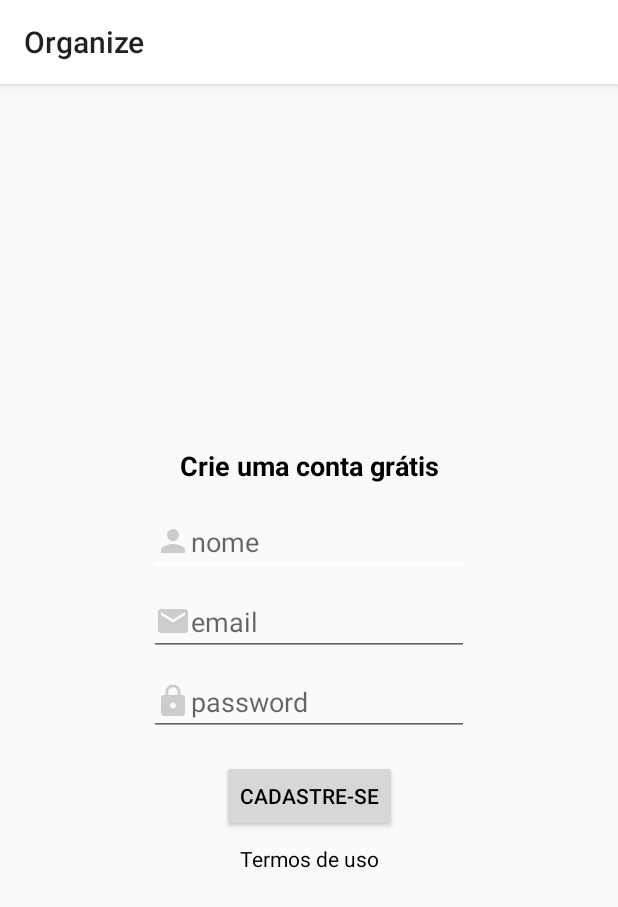
After one commit to AndrewMarques2018/Organize-Aplicativo-Android, an Android app: the CadastroActivity screen opened directly, with no data from a screen before it, on a phone screen of 412 x 824 dp. The commit adds this screen. Shown: the top 907 px of the screen. Run offline under Robolectric (Android 15) with nearby library versions, the phone set to English and light mode, and no system bars.

Commit message:
Implementacao
Layout Tela Cadastro
Layout Tela Login
Layout Tela intro cadastro

```diff
--- a/Organize/app/build.gradle
+++ b/Organize/app/build.gradle
@@ -38,6 +38,9 @@ dependencies {
 
     implementation 'com.android.support:appcompat-v7:28.0.0'
     implementation 'com.android.support.constraint:constraint-layout:2.0.4'
+    implementation 'androidx.appcompat:appcompat:1.5.1'
+    implementation 'com.google.android.material:material:1.6.1'
+    implementation 'androidx.constraintlayout:constraintlayout:2.1.4'
     testImplementation 'junit:junit:4.13.2'
     androidTestImplementation 'com.android.support.test:runner:1.0.2'
     androidTestImplementation 'com.android.support.test.espresso:espresso-core:3.0.2'
--- /dev/null
+++ b/Organize/app/src/main/java/com/andrewmarques/android/organize/activity/CadastroActivity.java
@@ -0,0 +1,16 @@
+package com.andrewmarques.android.organize.activity;
+
+import androidx.appcompat.app.AppCompatActivity;
+
+import android.os.Bundle;
+
+import com.andrewmarques.android.organize.R;
+
+public class CadastroActivity extends AppCompatActivity {
+
+    @Override
+    protected void onCreate(Bundle savedInstanceState) {
+        super.onCreate(savedInstanceState);
+        setContentView(R.layout.activity_cadastro);
+    }
+}
--- /dev/null
+++ b/Organize/app/src/main/res/drawable/ic_email.xml
@@ -0,0 +1,5 @@
+<vector android:height="24dp" android:tint="@color/colorCinza"
+    android:viewportHeight="24" android:viewportWidth="24"
+    android:width="24dp" xmlns:android="http://schemas.android.com/apk/res/android">
+    <path android:fillColor="@color/colorCinza" android:pathData="M20,4L4,4c-1.1,0 -1.99,0.9 -1.99,2L2,18c0,1.1 0.9,2 2,2h16c1.1,0 2,-0.9 2,-2L22,6c0,-1.1 -0.9,-2 -2,-2zM20,8l-8,5 -8,-5L4,6l8,5 8,-5v2z"/>
+</vector>
--- /dev/null
+++ b/Organize/app/src/main/res/drawable/ic_lock.xml
@@ -0,0 +1,5 @@
+<vector android:height="24dp" android:tint="@color/colorCinza"
+    android:viewportHeight="24" android:viewportWidth="24"
+    android:width="24dp" xmlns:android="http://schemas.android.com/apk/res/android">
+    <path android:fillColor="@color/colorCinza" android:pathData="M18,8h-1L17,6c0,-2.76 -2.24,-5 -5,-5S7,3.24 7,6v2L6,8c-1.1,0 -2,0.9 -2,2v10c0,1.1 0.9,2 2,2h12c1.1,0 2,-0.9 2,-2L20,10c0,-1.1 -0.9,-2 -2,-2zM12,17c-1.1,0 -2,-0.9 -2,-2s0.9,-2 2,-2 2,0.9 2,2 -0.9,2 -2,2zM15.1,8L8.9,8L8.9,6c0,-1.71 1.39,-3.1 3.1,-3.1 1.71,0 3.1,1.39 3.1,3.1v2z"/>
+</vector>
--- /dev/null
+++ b/Organize/app/src/main/res/drawable/ic_person.xml
@@ -0,0 +1,5 @@
+<vector android:height="24dp" android:tint="@color/colorCinza"
+    android:viewportHeight="24" android:viewportWidth="24"
+    android:width="24dp" xmlns:android="http://schemas.android.com/apk/res/android">
+    <path android:fillColor="@color/colorCinza" android:pathData="M12,12c2.21,0 4,-1.79 4,-4s-1.79,-4 -4,-4 -4,1.79 -4,4 1.79,4 4,4zM12,14c-2.67,0 -8,1.34 -8,4v2h16v-2c0,-2.66 -5.33,-4 -8,-4z"/>
+</vector>
--- /dev/null
+++ b/Organize/app/src/main/res/layout/activity_cadastro.xml
@@ -0,0 +1,97 @@
+<?xml version="1.0" encoding="utf-8"?>
+<androidx.constraintlayout.widget.ConstraintLayout xmlns:android="http://schemas.android.com/apk/res/android"
+    xmlns:app="http://schemas.android.com/apk/res-auto"
+    xmlns:tools="http://schemas.android.com/tools"
+    android:layout_width="match_parent"
+    android:layout_height="match_parent"
+    tools:context=".activity.CadastroActivity">
+
+
+    <TextView
+        android:id="@+id/textView9"
+        android:textColor="@color/colorTextSlider"
+        android:layout_width="wrap_content"
+        android:layout_height="wrap_content"
+        android:layout_marginBottom="16dp"
+        android:text="Crie uma conta grátis"
+        android:textSize="18sp"
+        android:textStyle="bold"
+        app:layout_constraintBottom_toTopOf="@+id/editTextTextPersonName"
+        app:layout_constraintEnd_toEndOf="parent"
+        app:layout_constraintHorizontal_bias="0.5"
+        app:layout_constraintStart_toStartOf="parent"
+        app:layout_constraintTop_toTopOf="parent"
+        app:layout_constraintVertical_chainStyle="packed" />
+
+    <EditText
+        android:id="@+id/editTextTextPersonName"
+        android:layout_width="wrap_content"
+        android:layout_height="wrap_content"
+        android:layout_marginBottom="8dp"
+        android:drawableLeft="@drawable/ic_person"
+        android:ems="10"
+        android:hint="nome"
+        android:inputType="textPersonName"
+        android:textColor="@color/colorTextSlider"
+        app:layout_constraintBottom_toTopOf="@+id/editTextTextPersonName2"
+        app:layout_constraintEnd_toEndOf="parent"
+        app:layout_constraintHorizontal_bias="0.5"
+        app:layout_constraintStart_toStartOf="parent"
+        app:layout_constraintTop_toBottomOf="@+id/textView9"
+        tools:ignore="TouchTargetSizeCheck" />
+
+    <EditText
+        android:id="@+id/editTextTextPersonName2"
+        android:layout_width="wrap_content"
+        android:layout_height="wrap_content"
+        android:layout_marginBottom="8dp"
+        android:drawableLeft="@drawable/ic_email"
+        android:ems="10"
+        android:hint="email"
+        android:inputType="textPersonName|textEmailAddress"
+        android:textColor="@color/colorTextSlider"
+        app:layout_constraintBottom_toTopOf="@+id/editTextTextPersonName3"
+        app:layout_constraintEnd_toEndOf="parent"
+        app:layout_constraintStart_toStartOf="parent"
+        app:layout_constraintTop_toBottomOf="@+id/editTextTextPersonName"
+        tools:ignore="TouchTargetSizeCheck" />
+
+    <EditText
+        android:id="@+id/editTextTextPersonName3"
+        android:layout_width="wrap_content"
+        android:layout_height="wrap_content"
+        android:drawableLeft="@drawable/ic_lock"
+        android:ems="10"
+        android:hint="password"
+        android:inputType="textPersonName|textPassword"
+        android:textColor="@color/colorTextSlider"
+        app:layout_constraintBottom_toTopOf="@+id/button2"
+        app:layout_constraintEnd_toEndOf="parent"
+        app:layout_constraintStart_toStartOf="parent"
+        app:layout_constraintTop_toBottomOf="@+id/editTextTextPersonName2"
+        tools:ignore="TouchTargetSizeCheck" />
+
+    <Button
+        android:id="@+id/button2"
+        android:textColor="@color/colorTextSlider"
+        android:layout_width="wrap_content"
+        android:layout_height="wrap_content"
+        android:layout_marginTop="16dp"
+        android:text="Cadastre-se"
+        app:layout_constraintBottom_toTopOf="@+id/textView10"
+        app:layout_constraintEnd_toEndOf="parent"
+        app:layout_constraintStart_toStartOf="parent"
+        app:layout_constraintTop_toBottomOf="@+id/editTextTextPersonName3" />
+
+    <TextView
+        android:id="@+id/textView10"
+        android:textColor="@color/colorTextSlider"
+        android:layout_width="wrap_content"
+        android:layout_height="wrap_content"
+        android:layout_marginTop="8dp"
+        android:text="Termos de uso"
+        app:layout_constraintBottom_toBottomOf="parent"
+        app:layout_constraintEnd_toEndOf="parent"
+        app:layout_constraintStart_toStartOf="parent"
+        app:layout_constraintTop_toBottomOf="@+id/button2" />
+</androidx.constraintlayout.widget.ConstraintLayout>
--- a/Organize/app/src/main/res/layout/activity_main.xml
+++ b/Organize/app/src/main/res/layout/activity_main.xml
@@ -4,7 +4,7 @@
     xmlns:tools="http://schemas.android.com/tools"
     android:layout_width="match_parent"
     android:layout_height="match_parent"
-    tools:context=".MainActivity">
+    tools:context=".activity.MainActivity">
 
     <TextView
         android:layout_width="wrap_content"
--- a/Organize/app/src/main/res/values/colors.xml
+++ b/Organize/app/src/main/res/values/colors.xml
@@ -6,6 +6,7 @@
     <color name="colorAccent">#ffffff</color>
     <color name="colorBackGround">@android:color/white</color>
     <color name="colorTextSlider">#000000</color>
+    <color name="colorCinza">#cccccc</color>
 
 
 </resources>
--- a/Organize/app/src/main/res/values/themes.xml
+++ b/Organize/app/src/main/res/values/themes.xml
@@ -1,6 +1,6 @@
 <resources xmlns:tools="http://schemas.android.com/tools">
     <!-- Base application theme. -->
-    <style name="Theme.Organize" parent="Theme.AppCompat">
+    <style name="Theme.Organize" parent="Theme.AppCompat.Light">
         <!-- Primary brand color. -->
         <item name="colorPrimary">@color/colorPrimary</item>
         <item name="colorPrimaryDark">@color/colorPrimaryDark</item>
```
Also changed, not shown: Organize/app/src/main/AndroidManifest.xml (+17 -2 lines), Organize/app/src/main/java/com/andrewmarques/android/organize/activity/LoginActivity.java (added, +16 -0 lines), Organize/app/src/main/java/com/andrewmarques/android/organize/activity/MainActivity.java (renamed from Organize/app/src/main/java/com/andrewmarques/android/organize/MainActivity.java, +20 -1 lines), Organize/app/src/main/res/layout/activity_login.xml (added, +65 -0 lines), Organize/app/src/main/res/layout/intro_cadastro.xml (added, +65 -0 lines).
